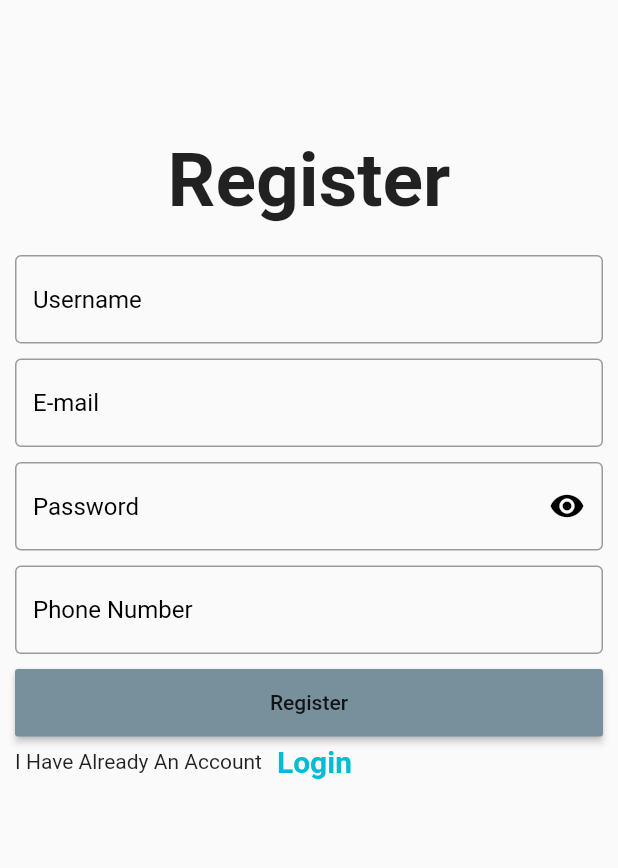
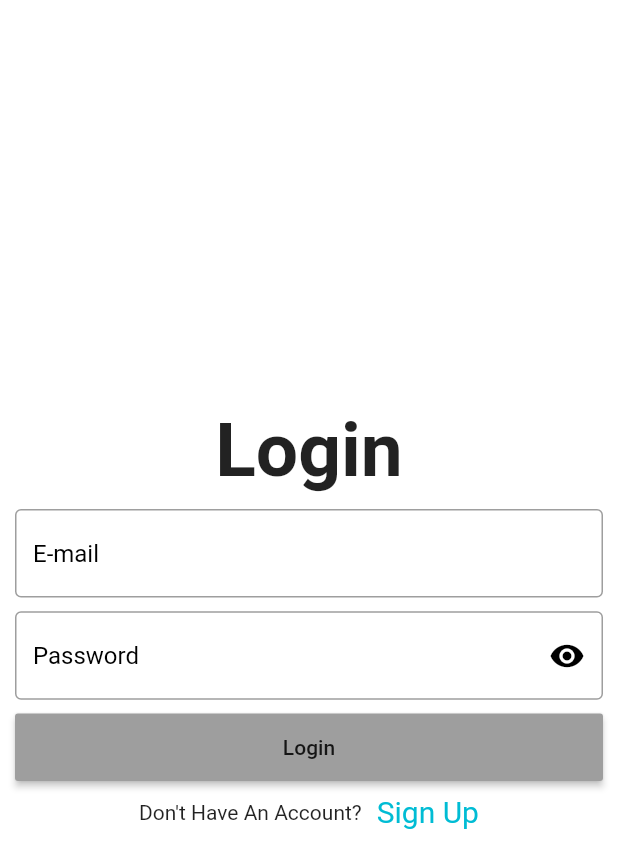
Before and after one commit to Crawford30/E-Commerce-UI, a Flutter app: the screen it shows after launch, on a phone screen of 412 x 824 dp. Shown: the top 868 px of the screen. Run offline on Flutter 3.47's test engine with Material 2 defaults, Android fonts, the phone set to English and light mode, and no system bars.

Commit message:
Login Page

```diff
--- a/lib/main.dart
+++ b/lib/main.dart
@@ -1,5 +1,6 @@
 import 'package:flutter/material.dart';
 import 'screens/signup.dart';
+import 'screens/login.dart';
 
 void main() {
   runApp(MyApp());
@@ -10,7 +11,13 @@ class MyApp extends StatelessWidget {
   @override
   Widget build(BuildContext context) {
     return MaterialApp(
-      home:  SignUp(),
+
+      theme: ThemeData(
+        primaryColor: Color(0xffaf7373),
+        scaffoldBackgroundColor: Colors.white,
+        visualDensity: VisualDensity.adaptivePlatformDensity,
+      ),
+      home:  Login(),
       debugShowCheckedModeBanner: false,
     );
 
--- /dev/null
+++ b/lib/screens/login.dart
@@ -0,0 +1,149 @@
+import 'package:e_commerce_app/screens/signup.dart';
+import 'package:flutter/material.dart';
+
+
+class Login extends StatefulWidget {
+  const Login({Key? key}) : super(key: key);
+
+  @override
+  _LoginState createState() => _LoginState();
+}
+
+final GlobalKey<FormState> _formKey = GlobalKey<FormState>();
+
+String p = r'^(([^<>()[\]\\.,;:\s@\"]+(\.[^<>()[\]\\.,;:\s@\"]+)*)|(\".+\"))@((\[[0-9]{1,3}\.[0-9]{1,3}\.[0-9]{1,3}\.[0-9]{1,3}\])|(([a-zA-Z\-0-9]+\.)+[a-zA-Z]{2,}))$';
+RegExp regExp = new RegExp(p);
+bool observeText = true;
+
+class _LoginState extends State<Login> {
+
+
+  void validation() {
+    final FormState?  _form = _formKey.currentState;
+    if(_form!.validate()){
+      print("YES");
+    } else {
+      print("NO");
+    }
+
+  }
+
+  @override
+  Widget build(BuildContext context) {
+    return Scaffold(
+      body: Form(
+        key: _formKey,
+        child: Container(
+          margin: EdgeInsets.symmetric(horizontal: 10),
+          child: Column(
+            mainAxisAlignment: MainAxisAlignment.center,
+            children: [
+              Container(
+                height: 300,
+                width: double.infinity,
+
+                child: Column(
+                  mainAxisAlignment: MainAxisAlignment.spaceEvenly,
+                  children: [
+                    Text("Login", style: TextStyle(
+                      fontSize: 50,
+                      fontWeight: FontWeight.bold,
+                    ),
+                    ),
+
+
+                    TextFormField(
+                      validator: (value) {
+                        if(value == "") {
+                          return "Please Enter E-mail";
+                        } else if(!regExp.hasMatch(value!)){
+                          return "E-mail Is Invalid";
+                        }
+                        return "";
+
+                      },
+                      decoration: InputDecoration(
+                        border: OutlineInputBorder(),
+                        hintText: "E-mail",
+                        hintStyle: TextStyle(
+                          color: Colors.black,
+                        ),
+                      ),
+                    ),
+
+
+
+                    TextFormField(
+
+                      obscureText: observeText,
+
+                      validator: (value){
+                        if(value == "") {
+                          return "Password Is Required";
+                        } else if(value!.length < 8){
+                          return "Password is Too Short";
+                        }
+                        return "";
+                      },
+
+                      decoration: InputDecoration(
+                        border: OutlineInputBorder(),
+                        hintText: "Password",
+                        suffixIcon: GestureDetector(
+                          onTap: (){
+                            setState(() {
+                              observeText = !observeText;
+
+                            });
+                          },
+                          child:  Icon(observeText == true ? Icons.visibility : Icons.visibility_off , color: Colors.black,),
+                        ),
+                        hintStyle: TextStyle(
+                          color: Colors.black,
+                        ),
+                      ),
+                    ),
+
+
+                    Container(
+                      height: 45,
+                      width: double.infinity,
+                      child: RaisedButton(
+
+                        child: Text("Login"),
+                        color: Colors.grey,
+                        onPressed: (){
+                          validation();
+                        },
+                      ),
+                    ),
+
+                    Row(
+                      mainAxisAlignment: MainAxisAlignment.center,
+                      children: [
+                        Text("Don't Have An Account?"),
+                        SizedBox(width: 10,),
+                        GestureDetector(
+                          onTap: () {
+                            Navigator.of(context).pushReplacement(MaterialPageRoute(builder: (ctx) => SignUp(),),);
+                          },
+                          child: Text("Sign Up",
+                          style: TextStyle(
+                            color: Colors.cyan,
+                            fontSize: 20,
+
+                          ),
+                          ),
+                        ),
+                      ],
+                    ),
+                  ],
+                ),
+              ),
+            ],
+          ),
+        ),
+      ),
+    );
+  }
+}
--- a/lib/screens/signup.dart
+++ b/lib/screens/signup.dart
@@ -1,5 +1,6 @@
 import 'package:flutter/cupertino.dart';
 import 'package:flutter/material.dart';
+import 'package:e_commerce_app/screens/login.dart';
 
 class SignUp extends StatefulWidget {
   const SignUp({Key? key}) : super(key: key);
@@ -202,10 +203,14 @@ class _SignUpState extends State<SignUp> {
                               height: 5,
                             ),
                             Row(
+                              mainAxisAlignment: MainAxisAlignment.center,
                               children: [
-                                Text("I Have Already An Account"),
+                                Text("Already have An Account?"),
                                 SizedBox(width: 10),
                                 GestureDetector(
+                                  onTap: () {
+                                    Navigator.of(context).pushReplacement(MaterialPageRoute(builder: (ctx) => Login(),),);
+                                  },
                                   child: Text("Login", style: TextStyle(
                                     color: Colors.cyan,
                                     fontSize: 20,
```
